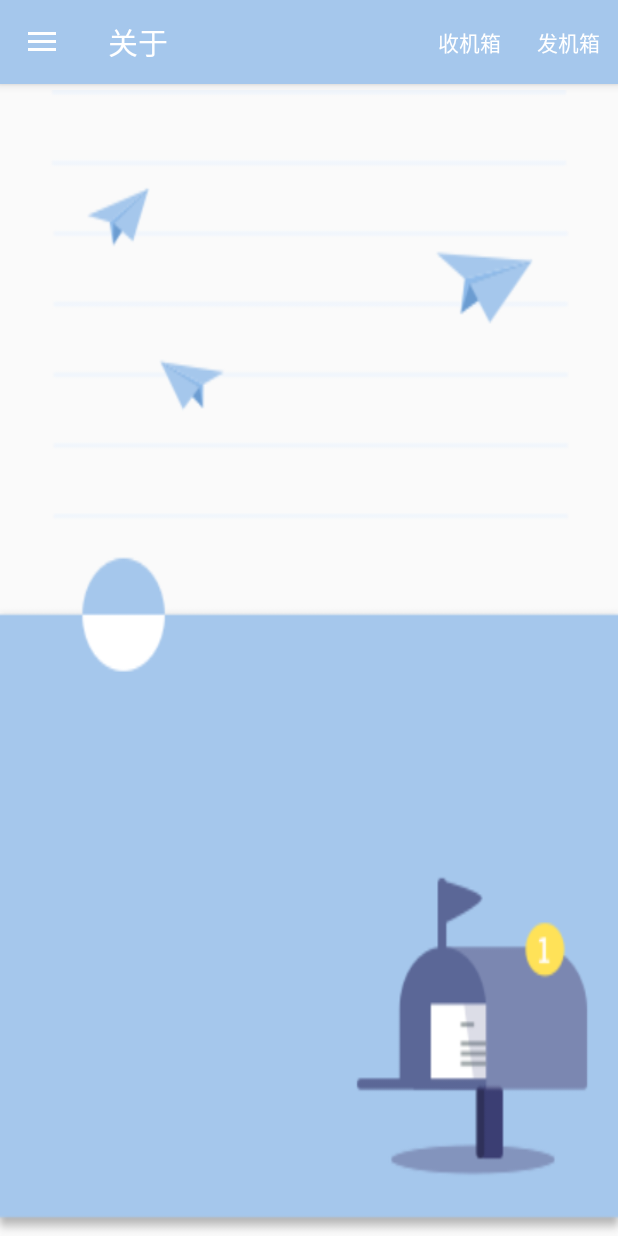
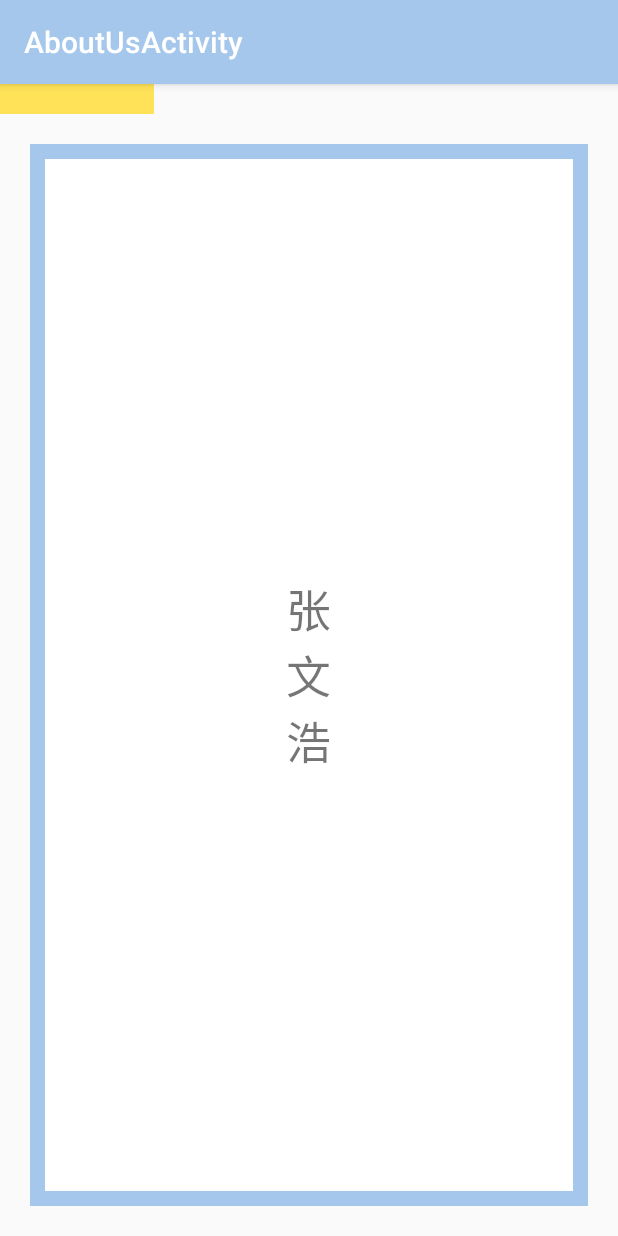
Before and after one commit to WenSirMe/Zeroind, an Android app: the screen it shows after launch (MainActivity before the commit, AboutUsActivity after it), in the side drawer, after a tap on "关于", on a phone screen of 412 x 824 dp. Run offline under Robolectric (Android 15) with nearby library versions, the phone set to English and light mode, and no system bars; our stand-ins replace ButterKnife, CircleImageView, Picasso; pictures from the network do not load; 5 statements that could not run were skipped.

Commit message:
This commit for AboutUs and Debug

```diff
--- a/app/src/main/AndroidManifest.xml
+++ b/app/src/main/AndroidManifest.xml
@@ -59,6 +59,11 @@
             android:label="@string/title_activity_user_setting"
             android:theme="@style/AppTheme.NoActionBar" >
         </activity>
+        <activity
+            android:name=".activity.AboutUsActivity"
+            android:label="@string/title_activity_about_us"
+            android:theme="@style/AppTheme.NoActionBar" >
+        </activity>
     </application>
 
 </manifest>
--- /dev/null
+++ b/app/src/main/java/org/sssta/zeroind/activity/AboutUsActivity.java
@@ -0,0 +1,57 @@
+package org.sssta.zeroind.activity;
+
+import android.net.Uri;
+import android.os.Bundle;
+import android.support.v4.view.ViewPager;
+import android.support.v7.app.AppCompatActivity;
+import android.support.v7.widget.Toolbar;
+
+import org.sssta.zeroind.R;
+import org.sssta.zeroind.adapter.AboutUsPagerAdapter;
+import org.sssta.zeroind.fragment.AboutUsFragment;
+import org.sssta.zeroind.ui.ScrollTabView;
+
+import butterknife.Bind;
+import butterknife.ButterKnife;
+
+public class AboutUsActivity extends AppCompatActivity implements AboutUsFragment.OnFragmentInteractionListener {
+
+    @Bind(R.id.scroll_tab)
+    ScrollTabView scrollTab;
+    @Bind(R.id.about_viewpager)
+    ViewPager aboutViewpager;
+
+    @Override
+    public void onFragmentInteraction(Uri uri) {
+
+    }
+
+    @Override
+    protected void onCreate(Bundle savedInstanceState) {
+        super.onCreate(savedInstanceState);
+        setContentView(R.layout.activity_about_us);
+        ButterKnife.bind(this);
+        Toolbar toolbar = (Toolbar) findViewById(R.id.toolbar);
+        setSupportActionBar(toolbar);
+        scrollTab.setmTabNum(4);
+        aboutViewpager.addOnPageChangeListener(new ViewPager.OnPageChangeListener() {
+            @Override
+            public void onPageScrolled(int position, float positionOffset, int positionOffsetPixels) {
+                scrollTab.setPosition(position,positionOffset);
+            }
+
+            @Override
+            public void onPageSelected(int position) {
+
+            }
+
+            @Override
+            public void onPageScrollStateChanged(int state) {
+
+            }
+        });
+        aboutViewpager.setAdapter(new AboutUsPagerAdapter(getSupportFragmentManager()));
+        //aboutViewpagerTab.setBackgroundResource(R.color.colorAccent);
+    }
+
+}
--- a/app/src/main/java/org/sssta/zeroind/activity/MainActivity.java
+++ b/app/src/main/java/org/sssta/zeroind/activity/MainActivity.java
@@ -69,8 +69,8 @@ public class MainActivity extends AppCompatActivity implements PlaneReceive.OnUs
         userImage = (CircleImageView) findViewById(R.id.navigation_user_image);
         userName = (TextView) findViewById(R.id.navigation_userName);
         userSign = (TextView) findViewById(R.id.navigation_userSign);
-        ImageView imageView = (ImageView) findViewById(R.id.navigation_user_image);
-        imageView.setOnClickListener(new View.OnClickListener() {
+        //ImageView imageView = (ImageView) findViewById(R.id.navigation_user_image);
+        userImage.setOnClickListener(new View.OnClickListener() {
             @Override
             public void onClick(View v) {
                 Intent intent = new Intent(mContext, UserActivity.class);
@@ -116,6 +116,7 @@ public class MainActivity extends AppCompatActivity implements PlaneReceive.OnUs
 
         getSupportFragmentManager()
                 .beginTransaction()
+                .replace(R.id.main_fragment,mBaseFragment[INDEX_FRAGMENT_PLANERECERIVE])
                 .replace(R.id.main_fragment,mBaseFragment[INDEX_FRAGMENT_PLANERECERIVE])
                 .commit();
         currentIndex = INDEX_FRAGMENT_PLANERECERIVE;
@@ -232,7 +233,8 @@ public class MainActivity extends AppCompatActivity implements PlaneReceive.OnUs
                 lgActivity = true;
                 break;
             case R.id.menu_item_about:
-                showFragment(INDEX_FRAGMENT_ABOUT);
+                intent = new Intent(this,AboutUsActivity.class);
+                startActivity(intent);
                 lgActivity = false;
                 break;
             case R.id.menu_item_report:
--- a/app/src/main/java/org/sssta/zeroind/activity/RegisterActivity.java
+++ b/app/src/main/java/org/sssta/zeroind/activity/RegisterActivity.java
@@ -72,8 +72,6 @@ public class RegisterActivity extends AppCompatActivity implements RegisterFragm
     private boolean isLoading = false;
     private String[] titles = new String[] {"登录","注册"};
 
-
-            //
     @Override
     public void overridePendingTransition(int enterAnim, int exitAnim) {
         super.overridePendingTransition(enterAnim, exitAnim);
--- /dev/null
+++ b/app/src/main/java/org/sssta/zeroind/adapter/AboutUsPagerAdapter.java
@@ -0,0 +1,33 @@
+package org.sssta.zeroind.adapter;
+
+import android.support.v4.app.Fragment;
+import android.support.v4.app.FragmentManager;
+import android.support.v4.app.FragmentPagerAdapter;
+
+import org.sssta.zeroind.fragment.AboutUsFragment;
+
+/**
+ * Created by Heaven on 2015/11/1.
+ */
+public class AboutUsPagerAdapter extends FragmentPagerAdapter {
+    public AboutUsPagerAdapter(FragmentManager fm) {
+        super(fm);
+    }
+
+    @Override
+    public long getItemId(int position) {
+
+
+        return super.getItemId(position);
+    }
+
+    @Override
+    public Fragment getItem(int position) {
+        return AboutUsFragment.newInstance(String.valueOf(position),"");
+    }
+
+    @Override
+    public int getCount() {
+        return 4;
+    }
+}
--- /dev/null
+++ b/app/src/main/java/org/sssta/zeroind/fragment/AboutUsFragment.java
@@ -0,0 +1,124 @@
+package org.sssta.zeroind.fragment;
+
+import android.app.Activity;
+import android.graphics.drawable.Drawable;
+import android.net.Uri;
+import android.os.Bundle;
+
+import android.support.v4.app.Fragment;
+import android.view.LayoutInflater;
+import android.view.View;
+import android.view.ViewGroup;
+import android.widget.LinearLayout;
+import android.widget.TextView;
+
+import org.sssta.zeroind.R;
+
+/**
+ * A simple {@link Fragment} subclass.
+ * Activities that contain this fragment must implement the
+ * {@link AboutUsFragment.OnFragmentInteractionListener} interface
+ * to handle interaction events.
+ * Use the {@link AboutUsFragment#newInstance} factory method to
+ * create an instance of this fragment.
+ */
+public class AboutUsFragment extends Fragment {
+    // TODO: Rename parameter arguments, choose names that match
+    // the fragment initialization parameters, e.g. ARG_ITEM_NUMBER
+    private static final String ARG_PARAM1 = "param1";
+    private static final String ARG_PARAM2 = "param2";
+
+    // TODO: Rename and change types of parameters
+    private final String[] AboutPeopleList = {"张文浩","林老狗","程","老淫棍"};
+    private String mParam1;
+    private String mParam2;
+
+    private OnFragmentInteractionListener mListener;
+
+    /**
+     * Use this factory method to create a new instance of
+     * this fragment using the provided parameters.
+     *
+     * @param param1 Parameter 1.
+     * @param param2 Parameter 2.
+     * @return A new instance of fragment AboutUsFragment.
+     */
+    // TODO: Rename and change types and number of parameters
+    public static AboutUsFragment newInstance(String param1, String param2) {
+        AboutUsFragment fragment = new AboutUsFragment();
+        Bundle args = new Bundle();
+        args.putString(ARG_PARAM1, param1);
+        args.putString(ARG_PARAM2, param2);
+        fragment.setArguments(args);
+        return fragment;
+    }
+
+    public AboutUsFragment() {
+        // Required empty public constructor
+    }
+
+    @Override
+    public void onCreate(Bundle savedInstanceState) {
+        super.onCreate(savedInstanceState);
+        if (getArguments() != null) {
+            mParam1 = getArguments().getString(ARG_PARAM1);
+            mParam2 = getArguments().getString(ARG_PARAM2);
+        }
+    }
+
+    @Override
+    public View onCreateView(LayoutInflater inflater, ViewGroup container,
+                             Bundle savedInstanceState) {
+        // Inflate the layout for this fragment
+        int index = Integer.valueOf(mParam1);
+        View v = inflater.inflate(R.layout.fragment_about_us2, container, false);
+        View textView = v.findViewById(R.id.about_us_text);
+        ViewGroup vp = (ViewGroup)textView.getParent();
+        if (index == 2)
+            vp.setBackgroundResource(R.drawable.bg_about_pager_2);
+        else
+            vp.setBackgroundResource(R.drawable.bg_about_pager_1);
+        ((TextView) textView).setText(AboutPeopleList[index]);
+        return v;
+    }
+
+    // TODO: Rename method, update argument and hook method into UI event
+    public void onButtonPressed(Uri uri) {
+        if (mListener != null) {
+            mListener.onFragmentInteraction(uri);
+        }
+    }
+
+    @Override
+    public void onAttach(Activity activity) {
+        super.onAttach(activity);
+        try {
+            mListener = (OnFragmentInteractionListener) activity;
+        } catch (ClassCastException e) {
+            throw new ClassCastException(activity.toString()
+                    + " must implement OnFragmentInteractionListener");
+        }
+    }
+
+    @Override
+    public void onDetach() {
+        super.onDetach();
+        mListener = null;
+    }
+
+    /**
+     * This interface must be implemented by activities that contain this
+     * fragment to allow an interaction in this fragment to be communicated
+     * to the activity and potentially other fragments contained in that
+     * activity.
+     * <p/>
+     * See the Android Training lesson <a href=
+     * "http://developer.android.com/training/basics/fragments/communicating.html"
+     * >Communicating with Other Fragments</a> for more information.
+     */
+    public interface OnFragmentInteractionListener {
+        // TODO: Update argument type and name
+        public void onFragmentInteraction(Uri uri);
+    }
+
+}
--- a/app/src/main/java/org/sssta/zeroind/fragment/PlaneReceive.java
+++ b/app/src/main/java/org/sssta/zeroind/fragment/PlaneReceive.java
@@ -17,7 +17,7 @@ import android.view.ViewGroup;
 import android.widget.Toast;
 
 import org.sssta.zeroind.R;
-import org.sssta.zeroind.adapter.RecyclerWrapAdapter;
+
 import org.sssta.zeroind.ui.AnimationRecycler;
 
 import java.util.ArrayList;
@@ -32,25 +32,17 @@ import java.util.List;
  * Use the {@link PlaneReceive#newInstance} factory method to
  * create an instance of this fragment.
  */
-public class PlaneReceive extends BaseFragment implements AnimationRecycler.OnRefreshListener {
+public class PlaneReceive extends BaseFragment  {
 
     private final String TAG = "receiveTag";
     private Context mContext;
-    private RecyclerWrapAdapter adapter;
-    private int lastVisibleItem;
-    private LinearLayoutManager mLayoutManager;
-
-    private View headerView;
 
 
     // TODO: Rename parameter arguments, choose names that match
     // the fragment initialization parameters, e.g. ARG_ITEM_NUMBER
     private static final String ARG_PARAM1 = "param1";
     private static final String ARG_PARAM2 = "param2";
-//    @Bind(R.id.recyclerView_receive)
-    RecyclerView recyclerViewReceive;
-//    @Bind(R.id.swipeRefreshLayout)
-    SwipeRefreshLayout swipeRefreshLayout;
+
 
     // TODO: Rename and change types of parameters
 
@@ -84,37 +76,37 @@ public class PlaneReceive extends BaseFragment implements AnimationRecycler.OnRe
     }
 
     private void initView(View view) {
-        adapter = new RecyclerWrapAdapter(null);
-        mLayoutManager = new LinearLayoutManager(mContext);
-        swipeRefreshLayout = (SwipeRefreshLayout) view.findViewById(R.id.swipeRefreshLayout);
-        recyclerViewReceive = (RecyclerView) view.findViewById(R.id.recyclerView_receive);
-        recyclerViewReceive.setLayoutManager(mLayoutManager);
-        recyclerViewReceive.setAdapter(adapter);
-        swipeRefreshLayout.setOnRefreshListener(new SwipeRefreshLayout.OnRefreshListener() {
-            @Override
-            public void onRefresh() {
-                handler.sendEmptyMessageDelayed(0, 3000);
-                Log.d(TAG, "ignore manully update!");
-            }
-        });
-//        recyclerViewReceive.addView(headerLayout,0);
-        recyclerViewReceive.setOnScrollListener(new RecyclerView.OnScrollListener() {
-            @Override
-            public void onScrollStateChanged(RecyclerView recyclerView,
-                                             int newState) {
-                super.onScrollStateChanged(recyclerView, newState);
-                if (newState == RecyclerView.SCROLL_STATE_IDLE && lastVisibleItem + 1 == adapter.getItemCount()) {
-                    handler.sendEmptyMessageDelayed(1, 3000);
-                }
-            }
 
-            @Override
-            public void onScrolled(RecyclerView recyclerView, int dx, int dy) {
-                super.onScrolled(recyclerView, dx, dy);
-//                Log.d("index",dx + "   " + recyclerViewReceive.indexOfChild(headerLayout));
-                lastVisibleItem = mLayoutManager.findLastVisibleItemPosition();
-            }
-        });
+
+//        swipeRefreshLayout = (SwipeRefreshLayout) view.findViewById(R.id.swipeRefreshLayout);
+//        recyclerViewReceive = (RecyclerView) view.findViewById(R.id.recyclerView_receive);
+//        recyclerViewReceive.setLayoutManager(mLayoutManager);
+//        recyclerViewReceive.setAdapter(adapter);
+//        swipeRefreshLayout.setOnRefreshListener(new SwipeRefreshLayout.OnRefreshListener() {
+//            @Override
+//            public void onRefresh() {
+//                handler.sendEmptyMessageDelayed(0, 3000);
+//                Log.d(TAG, "ignore manully update!");
+//            }
+//        });
+//
+//        recyclerViewReceive.setOnScrollListener(new RecyclerView.OnScrollListener() {
+//            @Override
+//            public void onScrollStateChanged(RecyclerView recyclerView,
+//                                             int newState) {
+//                super.onScrollStateChanged(recyclerView, newState);
+//                if (newState == RecyclerView.SCROLL_STATE_IDLE && lastVisibleItem + 1 == adapter.getItemCount()) {
+//                    handler.sendEmptyMessageDelayed(1, 3000);
+//                }
+//            }
+//
+//            @Override
+//            public void onScrolled(RecyclerView recyclerView, int dx, int dy) {
+//                super.onScrolled(recyclerView, dx, dy);
+//
+//                lastVisibleItem = mLayoutManager.findLastVisibleItemPosition();
+//            }
+//        });
     }
 
     @Override
@@ -139,6 +131,7 @@ public class PlaneReceive extends BaseFragment implements AnimationRecycler.OnRe
         Log.d("state", "on activity created");
     }
 
+
     @Override
     public void onAttach(Activity activity) {
         super.onAttach(activity);
@@ -149,7 +142,6 @@ public class PlaneReceive extends BaseFragment implements AnimationRecycler.OnRe
                     + " must implement OnUserReplyListener");
         }
     }
-
 
     @Override
     public void onDetach() {
@@ -162,10 +154,7 @@ public class PlaneReceive extends BaseFragment implements AnimationRecycler.OnRe
         super.onDestroyView();
     }
 
-    @Override
-    public void onRefresh() {
 
-    }
 
     /**
      * This interface must be implemented by activities that contain this
@@ -182,44 +171,30 @@ public class PlaneReceive extends BaseFragment implements AnimationRecycler.OnRe
         public void onUserReplay(Uri uri);
     }
 
-    private Handler handler = new Handler() {
+//    private Handler handler = new Handler() {
+//
+//        @Override
+//        public void handleMessage(Message msg) {
+//            switch (msg.what) {
+//                case 0:
+//                    Toast.makeText(mContext, "DOWN", Toast.LENGTH_SHORT).show();
+//                    swipeRefreshLayout.setRefreshing(false);
+//
+//                    adapter.getLists().clear();
+//                    addList();
+//                    break;
+//                case 1:
+//                    Toast.makeText(mContext, "UP", Toast.LENGTH_SHORT).show();
+//                    addList();
+//                    break;
+//                default:
+//                    break;
+//            }
+//
+//        }
+//
+//    };
 
-        @Override
-        public void handleMessage(Message msg) {
-            switch (msg.what) {
-                case 0:
-                    Toast.makeText(mContext, "DOWN", Toast.LENGTH_SHORT).show();
-                    swipeRefreshLayout.setRefreshing(false);
-
-                    adapter.getLists().clear();
-                    addList();
-                    break;
-                case 1:
-                    Toast.makeText(mContext, "UP", Toast.LENGTH_SHORT).show();
-                    addList();
-                    break;
-                default:
-                    break;
-            }
-
-        }
-
-    };
-
-    private void addList() {
-        List<Integer> list = getList();
-        adapter.getLists().addAll(list);
-        adapter.notifyDataSetChanged();
-    }
-    private List<Integer> getList() {
-        List<Integer> list = new ArrayList<Integer>();
-        int size = adapter.getLists().size();
-        int lastPosition = size > 0 ? adapter.getLists().get(size - 1) : 0;
-        for (int i = 1; i < 20; i++) {
-            list.add(lastPosition + i);
-        }
-        return list;
-    }
 
 
 }
--- /dev/null
+++ b/app/src/main/java/org/sssta/zeroind/ui/ScrollTabView.java
@@ -0,0 +1,62 @@
+package org.sssta.zeroind.ui;
+
+import android.content.Context;
+import android.graphics.Canvas;
+import android.graphics.Color;
+import android.graphics.Paint;
+import android.util.AttributeSet;
+import android.view.View;
+import android.view.ViewGroup;
+
+import org.sssta.zeroind.R;
+
+/**
+ * Created by Heaven on 2015/11/1.
+ */
+public class ScrollTabView extends View {
+    int mPosition;
+    int mTabNum = 1;
+    float mOffset, mTabWidth;
+    Paint mPaint = new Paint(Paint.ANTI_ALIAS_FLAG);
+    public void setmTabNum(int mTabNum) {
+        this.mTabNum = mTabNum;
+    }
+    public ScrollTabView(Context context) {
+        super(context);
+    }
+
+    public ScrollTabView(Context context, AttributeSet attrs) {
+        super(context, attrs);
+    }
+
+    public ScrollTabView(Context context, AttributeSet attrs, int defStyleAttr) {
+        super(context, attrs, defStyleAttr);
+    }
+
+    public ScrollTabView(Context context, AttributeSet attrs, int defStyleAttr, int defStyleRes) {
+        super(context, attrs, defStyleAttr, defStyleRes);
+    }
+
+    public void setPosition(int position,float offset){
+        if (offset == 0) {
+            return;
+        }
+        mPosition = position;
+        mOffset = offset;
+        invalidate();
+    }
+
+    @Override
+    protected void onDraw(Canvas canvas) {
+        super.onDraw(canvas);
+        if (mTabWidth == 0) {
+            mTabWidth = getWidth() / mTabNum;
+        }
+        float left = (mPosition + mOffset) * mTabWidth;
+        final float right = left + mTabWidth;
+        final float top = getPaddingTop();
+        final float bottom = getHeight() - getPaddingBottom();
+        mPaint.setColor(getResources().getColor(R.color.colorAccent));
+        canvas.drawRect(left, top, right, bottom, mPaint);
+    }
+}
--- /dev/null
+++ b/app/src/main/res/drawable/bg_about_pager_1.xml
@@ -0,0 +1,12 @@
+<?xml version="1.0" encoding="utf-8"?>
+<shape xmlns:android="http://schemas.android.com/apk/res/android"
+    android:shape="rectangle">
+    <stroke android:width="10dp"
+            android:color="#A5C7EC"
+        />
+    <gradient
+            android:startColor="#FFFFFF"
+            android:endColor="#FFFFFF"
+        />
+
+</shape>
--- /dev/null
+++ b/app/src/main/res/drawable/bg_about_pager_2.xml
@@ -0,0 +1,12 @@
+<?xml version="1.0" encoding="utf-8"?>
+<shape xmlns:android="http://schemas.android.com/apk/res/android"
+    android:shape="rectangle">
+    <stroke android:width="10dp"
+            android:color="#FFC7EC"
+        />
+    <gradient
+            android:startColor="#FFFFFF"
+            android:endColor="#FFFFFF"
+        />
+
+</shape>
--- /dev/null
+++ b/app/src/main/res/layout/activity_about_us.xml
@@ -0,0 +1,22 @@
+<?xml version="1.0" encoding="utf-8"?>
+<android.support.design.widget.CoordinatorLayout
+    xmlns:android="http://schemas.android.com/apk/res/android"
+    xmlns:app="http://schemas.android.com/apk/res-auto"
+    xmlns:tools="http://schemas.android.com/tools" android:layout_width="match_parent"
+    android:layout_height="match_parent" android:fitsSystemWindows="true"
+    tools:context="org.sssta.zeroind.activity.AboutUsActivity">
+
+    <android.support.design.widget.AppBarLayout android:layout_height="wrap_content"
+        android:layout_width="match_parent" android:theme="@style/AppTheme.AppBarOverlay">
+
+        <android.support.v7.widget.Toolbar android:id="@+id/toolbar"
+            android:layout_width="match_parent" android:layout_height="?attr/actionBarSize"
+            android:background="?attr/colorPrimary" app:popupTheme="@style/AppTheme.PopupOverlay" />
+
+    </android.support.design.widget.AppBarLayout>
+
+    <include layout="@layout/content_about_us" />
+
+
+
+</android.support.design.widget.CoordinatorLayout>
--- /dev/null
+++ b/app/src/main/res/layout/content_about_us.xml
@@ -0,0 +1,22 @@
+<?xml version="1.0" encoding="utf-8"?>
+<RelativeLayout xmlns:android="http://schemas.android.com/apk/res/android"
+    xmlns:tools="http://schemas.android.com/tools"
+    xmlns:app="http://schemas.android.com/apk/res-auto" android:layout_width="match_parent"
+    android:layout_height="match_parent"
+    app:layout_behavior="@string/appbar_scrolling_view_behavior"
+    tools:showIn="@layout/activity_about_us"
+    tools:context="org.sssta.zeroind.activity.AboutUsActivity">
+    <org.sssta.zeroind.ui.ScrollTabView
+        android:layout_width="fill_parent"
+        android:layout_height="20dp"
+        android:id="@+id/scroll_tab"/>
+    <android.support.v4.view.ViewPager
+        android:id="@+id/about_viewpager"
+        android:layout_width="wrap_content"
+        android:layout_height="wrap_content"
+        android:layout_below="@+id/scroll_tab"
+        >
+
+
+    </android.support.v4.view.ViewPager>
+</RelativeLayout>
--- /dev/null
+++ b/app/src/main/res/layout/fragment_about_us2.xml
@@ -0,0 +1,23 @@
+<FrameLayout xmlns:android="http://schemas.android.com/apk/res/android"
+    xmlns:tools="http://schemas.android.com/tools" android:layout_width="match_parent"
+    android:layout_height="match_parent" tools:context="org.sssta.zeroind.fragment.AboutUsFragment"
+    android:padding="20dp">
+
+    <!-- TODO: Update blank fragment layout -->
+    <LinearLayout
+        android:layout_width="match_parent"
+        android:layout_height="match_parent"
+        android:orientation="vertical"
+        android:background="@drawable/bg_about_pager_1"
+        android:id="@+id/about_us_text_bg">
+        <TextView
+            android:id="@+id/about_us_text"
+            android:layout_width="30dp"
+            android:layout_height="match_parent"
+            android:text="张文浩"
+            android:textSize="30dp"
+            android:layout_gravity="center"
+            android:gravity="center_vertical"/>
+    </LinearLayout>
+
+</FrameLayout>
--- a/app/src/main/res/values/strings.xml
+++ b/app/src/main/res/values/strings.xml
@@ -46,4 +46,5 @@
     <string name="user_sex">性别</string>
     <string name="user_signature">签名</string>
     <string name="title_activity_user_setting">UserSetting</string>
+    <string name="title_activity_about_us">AboutUsActivity</string>
 </resources>
```
Also changed, not shown: app/src/main/java/org/sssta/zeroind/ui/RotateCircleView.java (added, +85 -0 lines), app/src/main/java/org/sssta/zeroind/ui/RotateSlowAnimator.java (added, +29 -0 lines), app/src/main/res/layout/fragment_choose_wind.xml (+7 -1 lines), app/src/main/res/layout/fragment_plane_receive.xml (+9 -9 lines), 1 other file.
